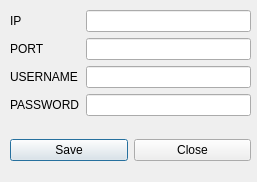
dingzb/mj-tools, file resources/new.ui: the form before one commit.
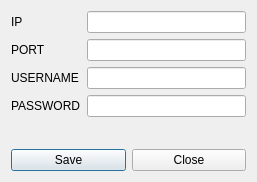
The form after the commit.

Diff of the .ui file:
```diff
--- a/resources/new.ui
+++ b/resources/new.ui
@@ -13,16 +13,12 @@
   <property name="windowTitle">
    <string>Dialog</string>
   </property>
-  <widget class="QWidget" name="formLayoutWidget">
-   <property name="geometry">
-    <rect>
-     <x>10</x>
-     <y>10</y>
-     <width>241</width>
-     <height>111</height>
-    </rect>
-   </property>
+  <layout class="QVBoxLayout" name="verticalLayout">
+   <item>
    <layout class="QFormLayout" name="formLayout_2">
+     <property name="fieldGrowthPolicy">
+      <enum>QFormLayout::AllNonFixedFieldsGrow</enum>
+     </property>
     <item row="0" column="0">
      <widget class="QLabel" name="iPLabel">
       <property name="text">
@@ -64,16 +60,8 @@
      <widget class="QLineEdit" name="pASSWORDLineEdit"/>
     </item>
    </layout>
-  </widget>
-  <widget class="QWidget" name="horizontalLayoutWidget">
-   <property name="geometry">
-    <rect>
-     <x>10</x>
-     <y>130</y>
-     <width>241</width>
-     <height>41</height>
-    </rect>
-   </property>
+   </item>
+   <item>
    <layout class="QHBoxLayout" name="horizontalLayout">
     <item>
      <widget class="QPushButton" name="pushButton_2">
@@ -90,7 +78,8 @@
      </widget>
     </item>
    </layout>
-  </widget>
+   </item>
+  </layout>
  </widget>
  <resources/>
  <connections/>
```
Left out of the diff: 3 changed lines with no effect on the pictures. Lines whose indentation alone changed are shown as unchanged.
